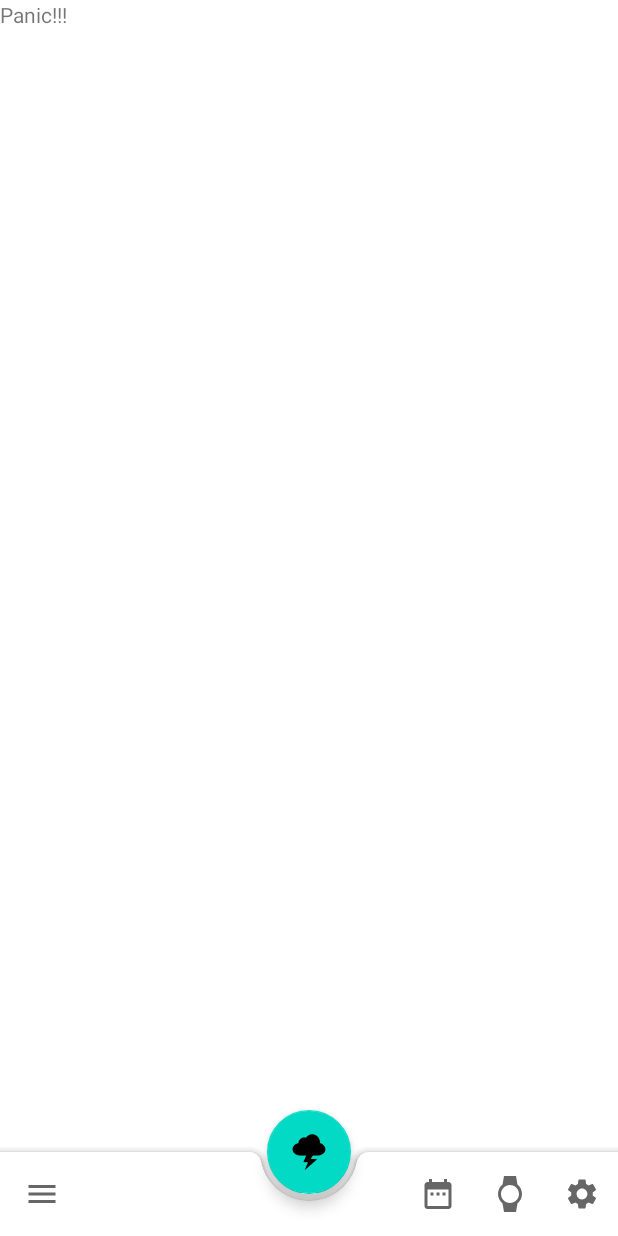
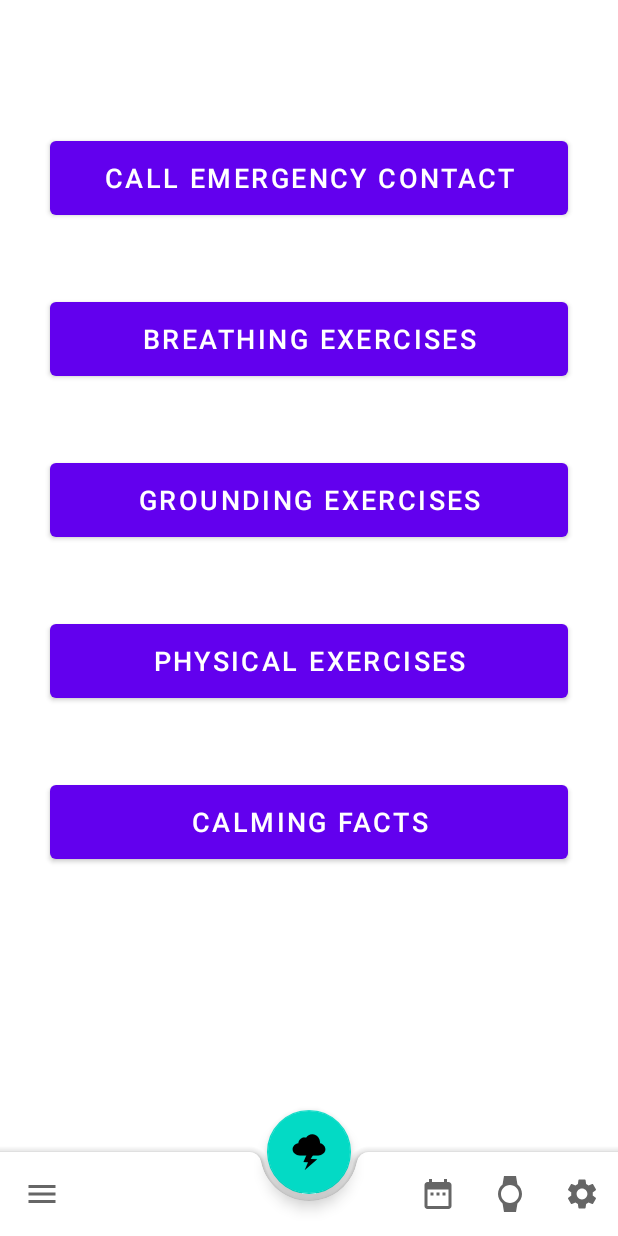
Before and after one commit to SunnyDong-xyd/Coriander, an Android app: the PanicFragment screen opened through its navigation route, on a phone screen of 412 x 824 dp. Run offline under Robolectric (Android 15) with nearby library versions, the phone set to English and light mode, and no system bars.

Commit message:
got rid of bad line

```diff
--- a/app/src/main/res/layout/panic_fragment.xml
+++ b/app/src/main/res/layout/panic_fragment.xml
@@ -1,13 +1,74 @@
 <?xml version="1.0" encoding="utf-8"?>
-<FrameLayout xmlns:android="http://schemas.android.com/apk/res/android"
+<androidx.constraintlayout.widget.ConstraintLayout xmlns:android="http://schemas.android.com/apk/res/android"
+    xmlns:app="http://schemas.android.com/apk/res-auto"
     xmlns:tools="http://schemas.android.com/tools"
+    android:id="@+id/frameLayout"
     android:layout_width="match_parent"
     android:layout_height="match_parent"
     tools:context=".PanicFragment">
 
     <TextView
-        android:layout_width="match_parent"
-        android:layout_height="match_parent"
-        android:text="Panic!!!" />
+        android:id="@+id/textView"
+        android:layout_width="0dp"
+        android:layout_height="0dp"
+        app:layout_constraintBottom_toBottomOf="parent"
+        app:layout_constraintEnd_toEndOf="parent"
+        app:layout_constraintStart_toStartOf="parent"
+        app:layout_constraintTop_toTopOf="parent" />
 
-</FrameLayout>
+    <Button
+        android:id="@+id/button"
+        android:layout_width="345dp"
+        android:layout_height="61dp"
+        android:layout_marginTop="88dp"
+        android:text="Call Emergency Contact"
+        android:textSize="18sp"
+        app:layout_constraintEnd_toEndOf="parent"
+        app:layout_constraintStart_toStartOf="parent"
+        app:layout_constraintTop_toTopOf="@+id/textView" />
+
+    <Button
+        android:id="@+id/button4"
+        android:layout_width="345dp"
+        android:layout_height="61dp"
+        android:layout_marginTop="46dp"
+        android:text="Breathing Exercises"
+        android:textSize="18sp"
+        app:layout_constraintEnd_toEndOf="parent"
+        app:layout_constraintStart_toStartOf="parent"
+        app:layout_constraintTop_toBottomOf="@+id/button" />
+
+    <Button
+        android:id="@+id/button5"
+        android:layout_width="345dp"
+        android:layout_height="61dp"
+        android:layout_marginTop="46dp"
+        android:text="Grounding Exercises"
+        android:textSize="18sp"
+        app:layout_constraintEnd_toEndOf="parent"
+        app:layout_constraintStart_toStartOf="parent"
+        app:layout_constraintTop_toBottomOf="@+id/button4" />
+
+    <Button
+        android:id="@+id/button6"
+        android:layout_width="345dp"
+        android:layout_height="61dp"
+        android:layout_marginTop="46dp"
+        android:text="Physical Exercises"
+        android:textSize="18sp"
+        app:layout_constraintEnd_toEndOf="parent"
+        app:layout_constraintStart_toStartOf="parent"
+        app:layout_constraintTop_toBottomOf="@+id/button5" />
+
+    <Button
+        android:id="@+id/button7"
+        android:layout_width="345dp"
+        android:layout_height="61dp"
+        android:layout_marginTop="46dp"
+        android:text="Calming Facts"
+        android:textSize="18sp"
+        app:layout_constraintEnd_toEndOf="parent"
+        app:layout_constraintStart_toStartOf="parent"
+        app:layout_constraintTop_toBottomOf="@+id/button6" />
+
+</androidx.constraintlayout.widget.ConstraintLayout>
```
Also changed, not shown: app/src/main/res/layout/hardware_fragment.xml (+12 -5 lines), app/src/main/res/layout/main_fragment.xml (+48 -5 lines).
